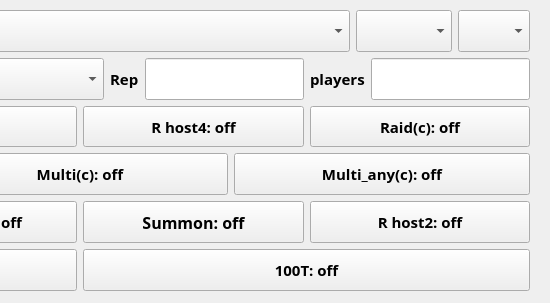
HyuntaMansei/ffbe, file ffbe_widget.ui: the form before one commit; both pictures show x 390 to 940 and y 0 to 303 of the 940 by 303 pixel window.
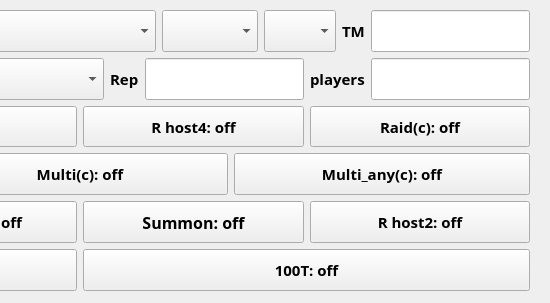
The form after the commit.

```diff
--- a/ffbe_widget.ui
+++ b/ffbe_widget.ui
@@ -120,6 +120,66 @@
         </property>
        </widget>
       </item>
+      <item>
+       <widget class="QLabel" name="label_3">
+        <property name="sizePolicy">
+         <sizepolicy hsizetype="Expanding" vsizetype="Expanding">
+          <horstretch>0</horstretch>
+          <verstretch>0</verstretch>
+         </sizepolicy>
+        </property>
+        <property name="maximumSize">
+         <size>
+          <width>16777215</width>
+          <height>100</height>
+         </size>
+        </property>
+        <property name="font">
+         <font>
+          <family>새굴림</family>
+          <pointsize>11</pointsize>
+          <weight>75</weight>
+          <bold>true</bold>
+         </font>
+        </property>
+        <property name="locale">
+         <locale language="English" country="UnitedStates"/>
+        </property>
+        <property name="text">
+         <string>TM</string>
+        </property>
+       </widget>
+      </item>
+      <item>
+       <widget class="QLineEdit" name="le_sleep_multiple">
+        <property name="sizePolicy">
+         <sizepolicy hsizetype="Expanding" vsizetype="Expanding">
+          <horstretch>0</horstretch>
+          <verstretch>0</verstretch>
+         </sizepolicy>
+        </property>
+        <property name="maximumSize">
+         <size>
+          <width>16777215</width>
+          <height>100</height>
+         </size>
+        </property>
+        <property name="font">
+         <font>
+          <family>새굴림</family>
+          <pointsize>12</pointsize>
+          <weight>75</weight>
+          <bold>true</bold>
+         </font>
+        </property>
+        <property name="locale">
+         <locale language="English" country="UnitedStates"/>
+        </property>
+        <property name="alignment">
+         <set>Qt::AlignCenter</set>
+        </property>
+       </widget>
+      </item>
      </layout>
     </item>
     <item>
```
Left out of the diff: 2 changed lines with no effect on the pictures.
